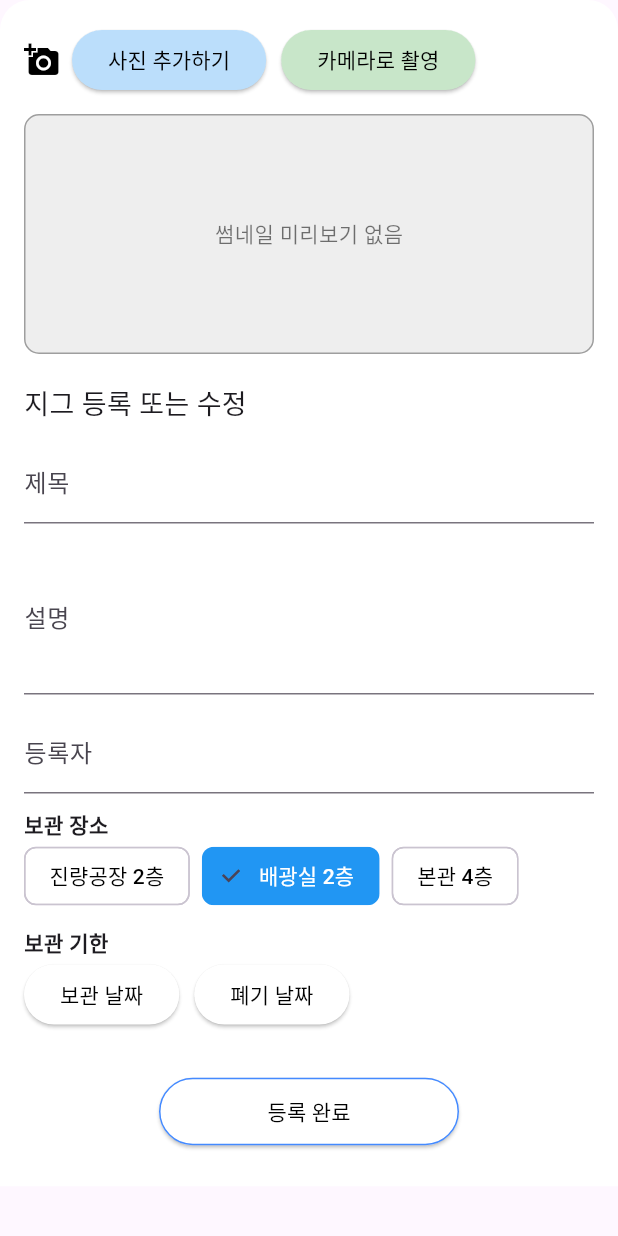
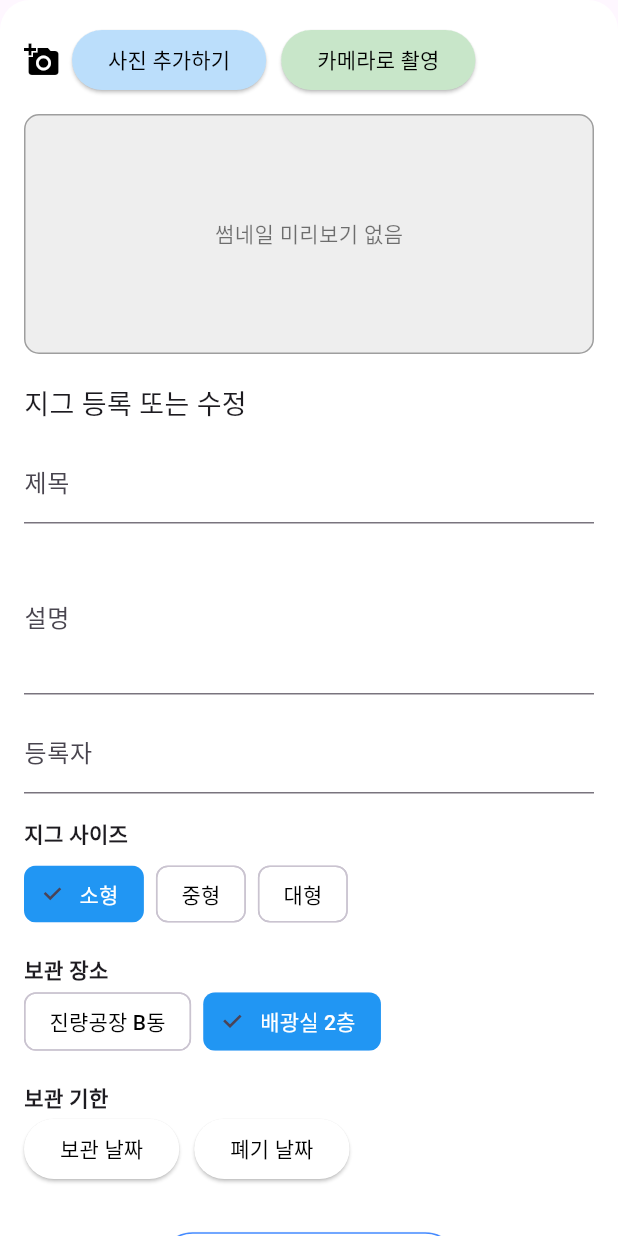
Before and after one commit to HeoSe0/Jigle, a Flutter app: the JigFormBottomSheet widget shown alone on an empty page, opened directly with empty values, after a tap on "배광실 2층", on a phone screen of 412 x 824 dp. Run offline on Flutter 3.47's test engine with Material 3 defaults, Android fonts, the phone set to English and light mode, and no system bars; our stand-ins replace image_picker; Roboto replaces fonts that are missing (Pretendard-M).

```diff
--- a/lib/screens/warehouse_jigs_page.dart
+++ b/lib/screens/warehouse_jigs_page.dart
@@ -29,6 +29,7 @@ class _WarehouseJigsPageState extends State<WarehouseJigsPage> {
       description: 'LX3 진동&배광 지그',
       registrant: '전장램프설계6팀 최은석 사원',
       storageDate: DateTime.now(),
+      size: '중형', // ✅ 사이즈 예시값
     ),
   ];
 
@@ -58,6 +59,7 @@ class _WarehouseJigsPageState extends State<WarehouseJigsPage> {
       registrant: edited.registrant,
       storageDate: edited.storageDate,
       disposalDate: edited.disposalDate,
+      size: edited.size,        // ✅ 사이즈 값 반영
       likes: old.likes,
       isLiked: old.isLiked,
     );
@@ -224,6 +226,7 @@ class _WarehouseJigsPageState extends State<WarehouseJigsPage> {
                       onLikePressed: () => _toggleLike(item),
                       storageDate: item.storageDate,
                       disposalDate: item.disposalDate,
+                      // 참고: 화면에 사이즈를 보여주려면 JigItem에 size 파라미터를 추가하세요.
                     ),
                     Positioned(
                       top: 0,
--- a/lib/widgets/jig_form_bottom_sheet.dart
+++ b/lib/widgets/jig_form_bottom_sheet.dart
@@ -1,3 +1,4 @@
+// lib/widgets/jig_form_bottom_sheet.dart
 import 'dart:io';
 import 'package:flutter/material.dart';
 import 'package:image_picker/image_picker.dart';
@@ -14,10 +15,26 @@ class JigFormBottomSheet extends StatefulWidget {
 }
 
 class _JigFormBottomSheetState extends State<JigFormBottomSheet> {
+  // 보관 장소 목록
+  static const List<String> _locations = ['진량공장 B동', '배광실 2층'];
+
+  // 진량공장 B동 하위 지그 위치 목록
+  static const List<String> _bdongSlots = ['L1', 'C1', 'R1', 'F1', 'F2', 'F3', 'F4'];
+
+  // 진량공장 B동 하위 층 목록
+  static const List<String> _floors = ['1층', '2층', '3층', '4층'];
+
   late TextEditingController titleController;
   late TextEditingController descriptionController;
   late TextEditingController registrantController;
-  String location = '진량공장 2층';
+
+  String location = '진량공장 B동'; // 상위 장소
+  String jigSize = '소형';
+
+  // B동 하위 선택 상태
+  String? bDongSlot;   // L1/C1/R1/F1/F2/F3/F4
+  String? bDongFloor;  // 1층/2층/3층/4층
+
   DateTime? startDate;
   DateTime? endDate;
   XFile? pickedImage;
@@ -28,7 +45,38 @@ class _JigFormBottomSheetState extends State<JigFormBottomSheet> {
     titleController = TextEditingController(text: widget.editItem?.title ?? '');
     descriptionController = TextEditingController(text: widget.editItem?.description ?? '');
     registrantController = TextEditingController(text: widget.editItem?.registrant ?? '');
-    location = widget.editItem?.location ?? location;
+
+    // location 초기화 + 편집 모드 파싱
+    final incomingLocation = widget.editItem?.location;
+    if (incomingLocation != null && incomingLocation.trim().isNotEmpty) {
+      // "진량공장 B동 / L1 / 2층" 형태 분리 처리
+      if (incomingLocation.contains('/')) {
+        final parts = incomingLocation.split('/').map((s) => s.trim()).toList();
+        final parent = parts.isNotEmpty ? parts[0] : '진량공장 B동';
+        final slot   = parts.length > 1 ? parts[1] : null;
+        final floor  = parts.length > 2 ? parts[2] : null;
+
+        location = _locations.contains(parent) ? parent : _locations.first;
+        if (location == '진량공장 B동') {
+          if (slot != null && _bdongSlots.contains(slot)) {
+            bDongSlot = slot;
+          }
+          if (floor != null && _floors.contains(floor)) {
+            bDongFloor = floor;
+          }
+        }
+      } else {
+        // 단일 명칭만 저장된 경우
+        location = _locations.contains(incomingLocation) ? incomingLocation : _locations.first;
+      }
+    } else {
+      // 신규 기본값
+      location = _locations.first;
+    }
+
+    jigSize = widget.editItem?.size ?? jigSize;
+    startDate = widget.editItem?.storageDate;
+    endDate = widget.editItem?.disposalDate;
   }
 
   @override
@@ -50,18 +98,27 @@ class _JigFormBottomSheetState extends State<JigFormBottomSheet> {
   }
 
   void _submit() {
+    // 저장 시: B동이면 "진량공장 B동 / 슬롯 / 층" 형태 구성
+    String finalLocation = location;
+    if (location == '진량공장 B동') {
+      if (bDongSlot != null && bDongSlot!.isNotEmpty) {
+        finalLocation = '$finalLocation / $bDongSlot';
+        if (bDongFloor != null && bDongFloor!.isNotEmpty) {
+          finalLocation = '$finalLocation / $bDongFloor';
+        }
+      }
+    }
+
     final newJig = JigItemData(
       image: pickedImage?.path ?? widget.editItem?.image ?? 'jig_example1.jpg',
       title: titleController.text,
-      location: location,
+      location: finalLocation,
       description: descriptionController.text,
       registrant: registrantController.text,
       storageDate: startDate,
       disposalDate: endDate,
+      size: jigSize,
     );
-
-    // 서버 업로드용 JSON 생성 예시 (추후 확장 가능)
-    // final jsonData = newJig.toJson();
 
     widget.onSubmit(newJig);
     Navigator.pop(context);
@@ -74,9 +131,7 @@ class _JigFormBottomSheetState extends State<JigFormBottomSheet> {
       child: Material(
         color: Colors.white,
         child: Padding(
-          padding: EdgeInsets.only(
-            bottom: MediaQuery.of(context).viewInsets.bottom,
-          ),
+          padding: EdgeInsets.only(bottom: MediaQuery.of(context).viewInsets.bottom),
           child: SingleChildScrollView(
             padding: const EdgeInsets.all(16),
             child: Column(
@@ -109,7 +164,7 @@ class _JigFormBottomSheetState extends State<JigFormBottomSheet> {
                 ),
                 const SizedBox(height: 12),
 
-                // 🖼 썸네일 미리보기 박스 (항상 표시)
+                // 🖼 썸네일 미리보기
                 Container(
                   width: double.infinity,
                   height: 160,
@@ -121,16 +176,10 @@ class _JigFormBottomSheetState extends State<JigFormBottomSheet> {
                   child: pickedImage != null
                       ? ClipRRect(
                     borderRadius: BorderRadius.circular(10),
-                    child: Image.file(
-                      File(pickedImage!.path),
-                      fit: BoxFit.cover,
-                    ),
+                    child: Image.file(File(pickedImage!.path), fit: BoxFit.cover),
                   )
                       : const Center(
-                    child: Text(
-                      '썸네일 미리보기 없음',
-                      style: TextStyle(color: Colors.black54),
-                    ),
+                    child: Text('썸네일 미리보기 없음', style: TextStyle(color: Colors.black54)),
                   ),
                 ),
 
@@ -155,29 +204,96 @@ class _JigFormBottomSheetState extends State<JigFormBottomSheet> {
                   controller: registrantController,
                   decoration: const InputDecoration(labelText: '등록자'),
                 ),
-                const SizedBox(height: 10),
+                const SizedBox(height: 16),
 
+                // ✅ 지그 사이즈
+                const Text("지그 사이즈", style: TextStyle(fontWeight: FontWeight.bold)),
+                const SizedBox(height: 6),
+                Wrap(
+                  spacing: 8,
+                  children: ['소형', '중형', '대형'].map((s) {
+                    final isSelected = jigSize == s;
+                    return ChoiceChip(
+                      label: Text(s, style: TextStyle(color: isSelected ? Colors.white : Colors.black)),
+                      selected: isSelected,
+                      selectedColor: Colors.blue,
+                      backgroundColor: Colors.white,
+                      onSelected: (_) => setState(() => jigSize = s),
+                    );
+                  }).toList(),
+                ),
+                const SizedBox(height: 16),
+
+                // ✅ 보관 장소
                 const Text("보관 장소", style: TextStyle(fontWeight: FontWeight.bold)),
                 Wrap(
                   spacing: 8,
-                  children: ['진량공장 2층', '배광실 2층', '본관 4층'].map((place) {
+                  children: _locations.map((place) {
                     final isSelected = location == place;
                     return ChoiceChip(
-                      label: Text(
-                        place,
-                        style: TextStyle(
-                          color: isSelected ? Colors.white : Colors.black,
-                        ),
-                      ),
+                      label: Text(place, style: TextStyle(color: isSelected ? Colors.white : Colors.black)),
                       selected: isSelected,
                       selectedColor: Colors.blue,
                       backgroundColor: Colors.white,
-                      onSelected: (_) => setState(() => location = place),
+                      onSelected: (_) => setState(() {
+                        location = place;
+                        // 장소 변경 시 B동 관련 선택 초기화
+                        if (location != '진량공장 B동') {
+                          bDongSlot = null;
+                          bDongFloor = null;
+                        }
+                      }),
                     );
                   }).toList(),
                 ),
-                const SizedBox(height: 10),
 
+                // ✅ 진량공장 B동 선택 시: 슬롯 노출
+                if (location == '진량공장 B동') ...[
+                  const SizedBox(height: 12),
+                  const Text("지그 위치", style: TextStyle(fontWeight: FontWeight.bold)),
+                  const SizedBox(height: 6),
+                  Wrap(
+                    spacing: 8,
+                    children: _bdongSlots.map((slot) {
+                      final isSelected = bDongSlot == slot;
+                      return ChoiceChip(
+                        label: Text(slot, style: TextStyle(color: isSelected ? Colors.white : Colors.black)),
+                        selected: isSelected,
+                        selectedColor: Colors.blue,
+                        backgroundColor: Colors.white,
+                        onSelected: (_) => setState(() {
+                          bDongSlot = slot;
+                          // 슬롯 바꾸면 층 초기화
+                          bDongFloor = null;
+                        }),
+                      );
+                    }).toList(),
+                  ),
+
+                  // ✅ 슬롯 선택되면: 층 노출
+                  if (bDongSlot != null) ...[
+                    const SizedBox(height: 12),
+                    const Text("층 선택", style: TextStyle(fontWeight: FontWeight.bold)),
+                    const SizedBox(height: 6),
+                    Wrap(
+                      spacing: 8,
+                      children: _floors.map((f) {
+                        final isSelected = bDongFloor == f;
+                        return ChoiceChip(
+                          label: Text(f, style: TextStyle(color: isSelected ? Colors.white : Colors.black)),
+                          selected: isSelected,
+                          selectedColor: Colors.blue,
+                          backgroundColor: Colors.white,
+                          onSelected: (_) => setState(() => bDongFloor = f),
+                        );
+                      }).toList(),
+                    ),
+                  ],
+                ],
+
+                const SizedBox(height: 16),
+
+                // ✅ 보관 기한
                 const Text("보관 기한", style: TextStyle(fontWeight: FontWeight.bold)),
                 Row(
                   children: [
@@ -186,7 +302,7 @@ class _JigFormBottomSheetState extends State<JigFormBottomSheet> {
                       onPressed: () async {
                         final picked = await showDatePicker(
                           context: context,
-                          initialDate: DateTime.now(),
+                          initialDate: startDate ?? DateTime.now(),
                           firstDate: DateTime(2020),
                           lastDate: DateTime(2100),
                         );
@@ -205,7 +321,7 @@ class _JigFormBottomSheetState extends State<JigFormBottomSheet> {
                       onPressed: () async {
                         final picked = await showDatePicker(
                           context: context,
-                          initialDate: DateTime.now(),
+                          initialDate: endDate ?? DateTime.now(),
                           firstDate: DateTime(2020),
                           lastDate: DateTime(2100),
                         );
--- a/lib/widgets/jig_item_data.dart
+++ b/lib/widgets/jig_item_data.dart
@@ -4,6 +4,10 @@ class JigItemData {
   final String location;
   final String description;
   final String registrant;
+
+  // ✅ 새 필드
+  final String size; // '소형' | '중형' | '대형'
+
   int likes;
   bool isLiked;
   final DateTime? storageDate;
@@ -15,6 +19,10 @@ class JigItemData {
     required this.location,
     required this.description,
     required this.registrant,
+
+    // ✅ 기본값: 소형
+    this.size = '소형',
+
     this.likes = 0,
     this.isLiked = false,
     this.storageDate,
```
